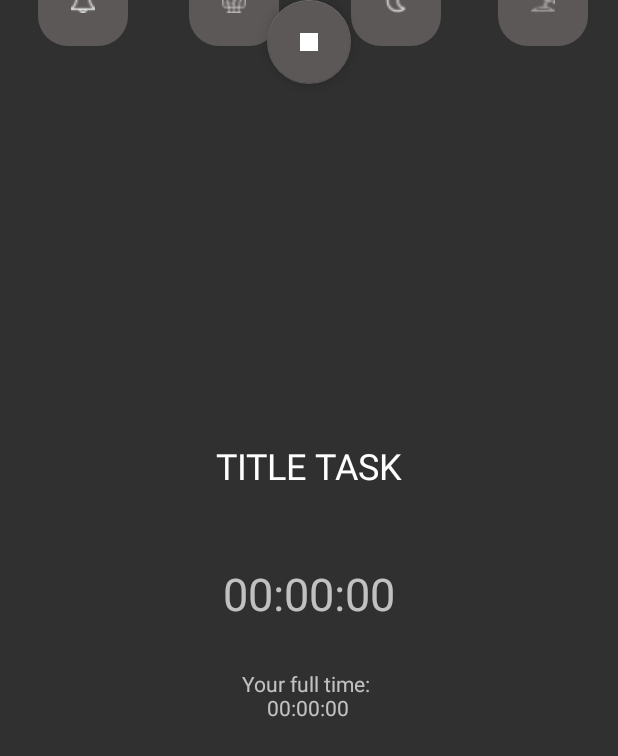
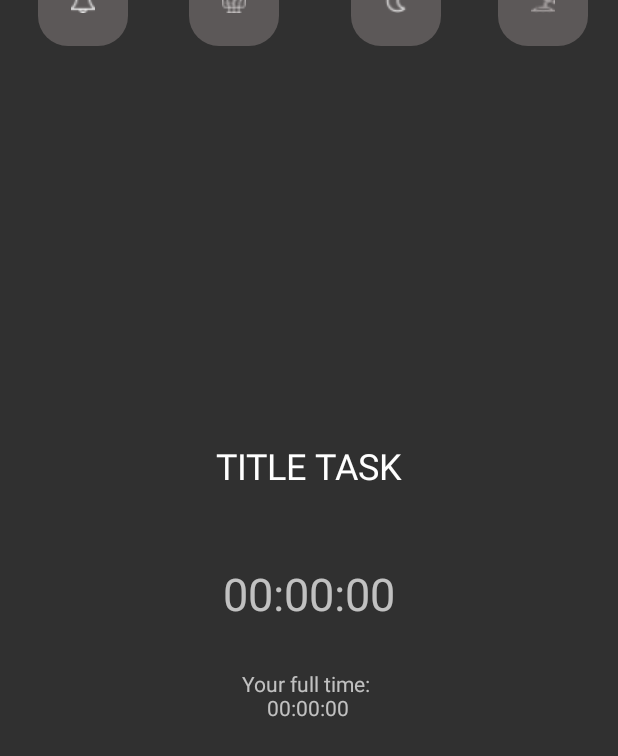
Before and after one commit to PatrykMCoder/TaskTimer, an Android app: the TimerActivity screen opened directly, with no data from a screen before it, on a phone screen of 412 x 824 dp. Shown: the top 756 px of the screen. Run offline under Robolectric (Android 15) with nearby library versions, the phone set to English and light mode, and no system bars.

Commit message:
some updates

```diff
--- a/app/build.gradle
+++ b/app/build.gradle
@@ -8,6 +8,7 @@ android {
         versionCode 1
         versionName "1.0"
         testInstrumentationRunner "androidx.test.runner.AndroidJUnitRunner"
+        vectorDrawables.useSupportLibrary = true
     }
     buildTypes {
         release {
--- a/app/src/main/AndroidManifest.xml
+++ b/app/src/main/AndroidManifest.xml
@@ -14,7 +14,7 @@
         android:supportsRtl="true"
         android:theme="@style/Theme.AppCompat.NoActionBar"
         tools:ignore="AllowBackup,GoogleAppIndexingWarning">
-        <activity android:name=".SettingsActivity"></activity>
+        <activity android:name=".SettingsActivity" />
         <activity android:name=".ProfileActivity" />
         <activity android:name=".TimerActivity" />
         <activity
@@ -30,6 +30,7 @@
                 <category android:name="android.intent.category.LAUNCHER" />
             </intent-filter>
         </activity>
+
     </application>
 
 </manifest>
--- a/app/src/main/java/com/myapp/forest/ProfileActivity.java
+++ b/app/src/main/java/com/myapp/forest/ProfileActivity.java
@@ -139,6 +139,6 @@ public class ProfileActivity extends AppCompatActivity {
     }
 
     private ArrayList<String> loadData(){
-        return databaseController.loadProfile(true);
+        return databaseController.loadLocalProfile();
     }
 }
--- a/app/src/main/java/com/myapp/forest/TimerActivity.java
+++ b/app/src/main/java/com/myapp/forest/TimerActivity.java
@@ -45,15 +45,11 @@ public class TimerActivity extends AppCompatActivity implements View.OnClickList
     private ImageButton summerNightImageButton;
     private ImageButton beachImageButton;
     private ImageView modeImageView;
-    private FloatingActionButton stopTaskFloatingActionButton;
 
     private int[] images = {0, R.drawable.forest, R.drawable.summer_night, R.drawable.beach};
     private int[] sounds = {R.raw.test, R.raw.test2, R.raw.test, R.raw.test2};
 
     private MediaPlayer modeMediaPlayer;
-
-    private boolean appIsPause = false;
-    private boolean minusScore = false;
 
     private int score;
 
@@ -72,13 +68,11 @@ public class TimerActivity extends AppCompatActivity implements View.OnClickList
         summerNightImageButton = findViewById(R.id.summerNightIB);
         beachImageButton = findViewById(R.id.beachIB);
         modeImageView = findViewById(R.id.modeIV);
-        stopTaskFloatingActionButton = findViewById(R.id.stopTaskFB);
 
         defaultImageButton.setOnClickListener(this);
         forestImageButton.setOnClickListener(this);
         summerNightImageButton.setOnClickListener(this);
         beachImageButton.setOnClickListener(this);
-        stopTaskFloatingActionButton.setOnClickListener(this);
 
         modeImageView.setImageLevel(0);
         timeProgressBar.setProgress(100);
@@ -131,16 +125,16 @@ public class TimerActivity extends AppCompatActivity implements View.OnClickList
                 stopSound();
                 playSound(3);
                 break;
-            case R.id.stopTaskFB:
-                stopTask = true;
-                Intent stopTaskIntent = new Intent(this, HomeActivity.class);
-                score = 0;
-                countDownTimer.cancel();
-                minusScore = Boolean.parseBoolean(null);
-                stopTaskIntent.putExtra("add_score", score);
-                stopTaskIntent.addFlags(Intent.FLAG_ACTIVITY_CLEAR_TASK | Intent.FLAG_ACTIVITY_NEW_TASK);
-                startActivity(stopTaskIntent);
-                break;
+//            case R.id.stopTaskFB:
+//                stopTask = true;
+//                Intent stopTaskIntent = new Intent(this, HomeActivity.class);
+//                score = 0;
+//                countDownTimer.cancel();
+//                minusScore = Boolean.parseBoolean(null);
+//                stopTaskIntent.putExtra("add_score", score);
+//                stopTaskIntent.addFlags(Intent.FLAG_ACTIVITY_CLEAR_TASK | Intent.FLAG_ACTIVITY_NEW_TASK);
+//                startActivity(stopTaskIntent);
+//                break;
             default:
                 break;
         }
@@ -158,9 +152,6 @@ public class TimerActivity extends AppCompatActivity implements View.OnClickList
         }
 
         full = h + m + s;
-
-        String TAG = "TimerActivity";
-        Log.d(TAG, "getDataFromIntent: h: " + h + " m: " + m + " s: " + s + " status: " + runningTask);
     }
 
     @Override
@@ -187,14 +178,8 @@ public class TimerActivity extends AppCompatActivity implements View.OnClickList
                     finishIntent.putExtra("title_f", title);
                     finishIntent.putExtra("finish", true);
                     finishIntent.addFlags(Intent.FLAG_ACTIVITY_CLEAR_TASK | Intent.FLAG_ACTIVITY_NEW_TASK);
-                    if(!minusScore){
-                        score = 5;
-                        finishIntent.putExtra("add_score", score);
-                    }else{
-                        score = 1;
-                        finishIntent.putExtra("add_score", score);
-                        finishIntent.putExtra("app_pause", appIsPause);
-                    }
+                    score = 5;
+                    finishIntent.putExtra("add_score", score);
                     stopSound();
                     startActivity(finishIntent);
                 }
@@ -231,17 +216,7 @@ public class TimerActivity extends AppCompatActivity implements View.OnClickList
     }
 
     @Override
-    protected void onPause() {
-        appIsPause = true;
-        minusScore = true;
-        super.onPause();
-    }
-
-    @Override
     protected void onResume() {
         super.onResume();
-        if(appIsPause && runningTask){
-            Toast.makeText(this, "You leave app! You lose  4 pkt for your score! :C", Toast.LENGTH_SHORT).show();
-        }
     }
 }
--- a/app/src/main/java/com/myapp/forest/timer/Timer.java
+++ b/app/src/main/java/com/myapp/forest/timer/Timer.java
@@ -2,8 +2,8 @@ package com.myapp.forest.timer;
 
 public class Timer {
 
-    String title;
-    long time;
+    private String title;
+    private long time;
 
     public Timer(String title, long time){
         this.title = title;
--- a/app/src/main/java/com/myapp/forest/view/LoginView.java
+++ /dev/null
@@ -1,4 +0,0 @@
-package com.myapp.forest.view;
-
-public class LoginView {
-}
--- a/app/src/main/java/com/myapp/forest/view/ProfileView.java
+++ /dev/null
@@ -1,4 +0,0 @@
-package com.myapp.forest.view;
-
-public class ProfileView {
-}
--- a/app/src/main/java/com/myapp/forest/view/RegisterView.java
+++ /dev/null
@@ -1,4 +0,0 @@
-package com.myapp.forest.view;
-
-public class RegisterView {
-}
--- /dev/null
+++ b/app/src/main/res/drawable/ic_search.xml
@@ -0,0 +1,5 @@
+<vector android:height="24dp" android:tint="#FFFFFF"
+    android:viewportHeight="24.0" android:viewportWidth="24.0"
+    android:width="24dp" xmlns:android="http://schemas.android.com/apk/res/android">
+    <path android:fillColor="#FF000000" android:pathData="M15.5,14h-0.79l-0.28,-0.27C15.41,12.59 16,11.11 16,9.5 16,5.91 13.09,3 9.5,3S3,5.91 3,9.5 5.91,16 9.5,16c1.61,0 3.09,-0.59 4.23,-1.57l0.27,0.28v0.79l5,4.99L20.49,19l-4.99,-5zM9.5,14C7.01,14 5,11.99 5,9.5S7.01,5 9.5,5 14,7.01 14,9.5 11.99,14 9.5,14z"/>
+</vector>
--- /dev/null
+++ b/app/src/main/res/drawable/ic_settings.xml
@@ -0,0 +1,5 @@
+<vector android:height="24dp" android:tint="#FFFFFF"
+    android:viewportHeight="24" android:viewportWidth="24"
+    android:width="24dp" xmlns:android="http://schemas.android.com/apk/res/android">
+    <path android:fillColor="#FF000000" android:pathData="M19.1,12.9a2.8,2.8 0,0 0,0.1 -0.9,2.8 2.8,0 0,0 -0.1,-0.9l2.1,-1.6a0.7,0.7 0,0 0,0.1 -0.6L19.4,5.5a0.7,0.7 0,0 0,-0.6 -0.2l-2.4,1a6.5,6.5 0,0 0,-1.6 -0.9l-0.4,-2.6a0.5,0.5 0,0 0,-0.5 -0.4H10.1a0.5,0.5 0,0 0,-0.5 0.4L9.3,5.4a5.6,5.6 0,0 0,-1.7 0.9l-2.4,-1a0.4,0.4 0,0 0,-0.5 0.2l-2,3.4c-0.1,0.2 0,0.4 0.2,0.6l2,1.6a2.8,2.8 0,0 0,-0.1 0.9,2.8 2.8,0 0,0 0.1,0.9L2.8,14.5a0.7,0.7 0,0 0,-0.1 0.6l1.9,3.4a0.7,0.7 0,0 0,0.6 0.2l2.4,-1a6.5,6.5 0,0 0,1.6 0.9l0.4,2.6a0.5,0.5 0,0 0,0.5 0.4h3.8a0.5,0.5 0,0 0,0.5 -0.4l0.3,-2.6a5.6,5.6 0,0 0,1.7 -0.9l2.4,1a0.4,0.4 0,0 0,0.5 -0.2l2,-3.4c0.1,-0.2 0,-0.4 -0.2,-0.6ZM12,15.6A3.6,3.6 0,1 1,15.6 12,3.6 3.6,0 0,1 12,15.6Z"/>
+</vector>
--- a/app/src/main/res/layout/activity_profile.xml
+++ b/app/src/main/res/layout/activity_profile.xml
@@ -28,6 +28,7 @@
         android:layout_width="match_parent"
         android:layout_height="75dp"
         android:layout_alignParentStart="true"
+        android:layout_alignParentLeft="true"
         android:layout_alignParentBottom="true"
         android:orientation="horizontal"
         tools:layout_editor_absoluteY="656dp">
--- a/app/src/main/res/layout/activity_timer.xml
+++ b/app/src/main/res/layout/activity_timer.xml
@@ -14,7 +14,8 @@
         android:layout_height="wrap_content"
         tools:layout_editor_absoluteY="575dp"
         android:adjustViewBounds="false"
-        android:scaleType="fitXY"/>
+        android:scaleType="fitXY"
+        tools:ignore="MissingConstraints" />
 
     <TextView
         android:id="@+id/titleTV"
@@ -95,8 +96,10 @@
             android:layout_width="60dp"
             android:layout_height="60dp"
             android:layout_alignParentStart="true"
+            android:layout_alignParentLeft="true"
             android:layout_centerVertical="true"
             android:layout_marginStart="25dp"
+            android:layout_marginLeft="25dp"
             android:background="@drawable/background_image_button"
             app:srcCompat="@drawable/ic_bell" />
 
@@ -105,8 +108,10 @@
             android:layout_width="60dp"
             android:layout_height="60dp"
             android:layout_alignParentStart="true"
+            android:layout_alignParentLeft="true"
             android:layout_centerVertical="true"
             android:layout_marginStart="332dp"
+            android:layout_marginLeft="332dp"
             android:background="@drawable/background_image_button"
             app:srcCompat="@drawable/ic_beach" />
 
@@ -115,8 +120,10 @@
             android:layout_width="60dp"
             android:layout_height="60dp"
             android:layout_alignParentStart="true"
+            android:layout_alignParentLeft="true"
             android:layout_centerVertical="true"
             android:layout_marginStart="234dp"
+            android:layout_marginLeft="234dp"
             android:background="@drawable/background_image_button"
             app:srcCompat="@drawable/ic_moon" />
 
@@ -125,24 +132,13 @@
             android:layout_width="60dp"
             android:layout_height="60dp"
             android:layout_alignParentStart="true"
+            android:layout_alignParentLeft="true"
             android:layout_centerVertical="true"
             android:layout_marginStart="126dp"
+            android:layout_marginLeft="126dp"
             android:background="@drawable/background_image_button"
             app:srcCompat="@drawable/ic_three" />
 
     </RelativeLayout>
 
-    <com.google.android.material.floatingactionbutton.FloatingActionButton
-        android:id="@+id/stopTaskFB"
-        android:layout_width="wrap_content"
-        android:layout_height="wrap_content"
-        android:clickable="true"
-        android:src="@drawable/ic_stop"
-        app:backgroundTint="@color/imageButtonColor"
-        app:layout_constraintEnd_toEndOf="parent"
-        app:layout_constraintStart_toStartOf="parent"
-        tools:layout_editor_absoluteY="457dp"
-        tools:srcCompat="@tools:sample/backgrounds/scenic" />
-
-
 </androidx.constraintlayout.widget.ConstraintLayout>
--- a/app/src/main/res/values/strings.xml
+++ b/app/src/main/res/values/strings.xml
@@ -4,4 +4,7 @@
 
     <!-- TODO: Remove or change this placeholder text -->
     <string name="hello_blank_fragment">Hello blank fragment</string>
+    <string name="default_string">0</string>
+    <string name="image_button_description_search">Search profiles</string>
+    <string name="image_button_description_profile">Go to your profile</string>
 </resources>
--- a/build.gradle
+++ b/build.gradle
@@ -7,7 +7,7 @@ buildscript {
 
     }
     dependencies {
-        classpath 'com.android.tools.build:gradle:3.4.1'
+        classpath 'com.android.tools.build:gradle:3.5.1'
         classpath 'com.google.gms:google-services:4.2.0'
 
         // NOTE: Do not place your application dependencies here; they belong
```
Also changed, not shown: app/src/main/java/com/myapp/forest/HomeActivity.java (+10 -6 lines), app/src/main/java/com/myapp/forest/firebase/database/DatabaseController.java (+16 -10 lines), app/src/main/java/com/myapp/forest/helper/ProfileUser.java (added, +15 -0 lines), app/src/main/java/com/myapp/forest/view/HomeView.java (deleted, +0 -13 lines), app/src/main/res/layout/activity_home.xml (+7 -5 lines), gradle/wrapper/gradle-wrapper.properties, 1 other file.
